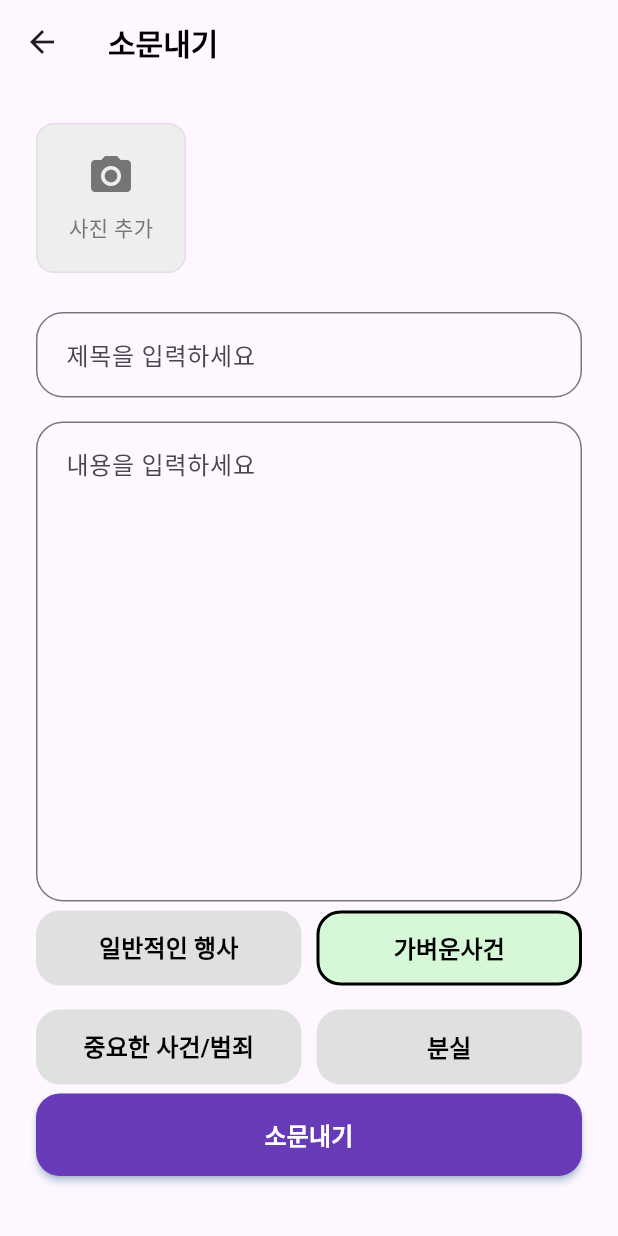
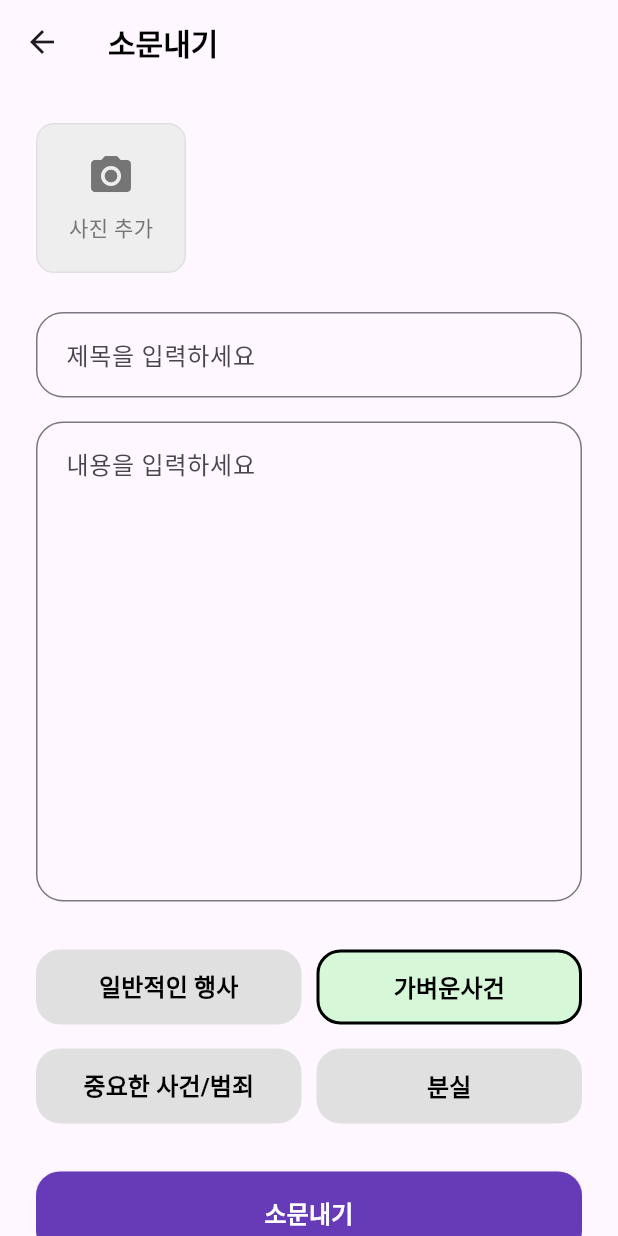
Before and after one commit to HongWonjong/region-based-chat, a Flutter app: the StoryCreatePage screen opened directly, on a phone screen of 412 x 824 dp. Run offline on Flutter 3.47's test engine with Material 3 defaults, Android fonts, the phone set to English and light mode, and no system bars; our stand-ins replace firebase_core, image_picker; accounts and stored records are empty; generated files the repository leaves out were written again; statements that could not run were skipped.

Commit message:
feat: 스토리 생성 페이지에 키보드 대응

```diff
--- a/lib/pages/story_create_page/story_create_page.dart
+++ b/lib/pages/story_create_page/story_create_page.dart
@@ -35,12 +35,13 @@ class _StoryCreatePageState extends State<StoryCreatePage> {
           onTap: () {
             FocusScope.of(context).unfocus();
           },
+          child: SingleChildScrollView(
             child: Column(
               crossAxisAlignment: CrossAxisAlignment.start,
               children: [
                 SelectImageButton(),
                 InputFields(),
-              Spacer(),
+                SizedBox(height: 32),
                 Row(
                   children: [
                     CategoryButton(
@@ -80,13 +81,14 @@ class _StoryCreatePageState extends State<StoryCreatePage> {
                     ),
                   ],
                 ),
-              Spacer(),
+                SizedBox(height: 32),
                 SubmitButton(),
                 SizedBox(height: 40)
               ],
             ),
           ),
         ),
+      ),
     );
   }
 }
```
Lines whose indentation alone changed are shown as unchanged.
